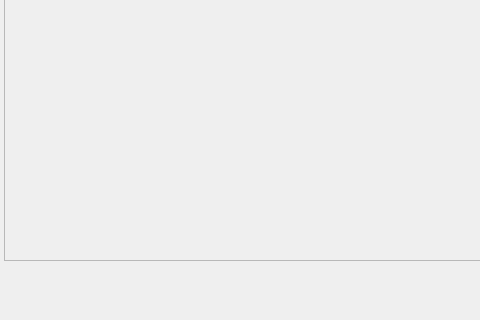
First picture: the form in microscope/ui/microscope.ui, repository usnistgov/microscope, before the edit; both pictures show x 0 to 480 and y 164 to 484 of the 709 by 484 pixel window.
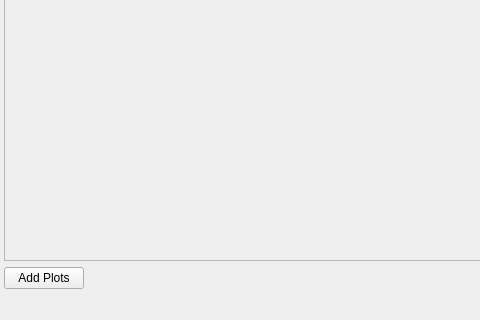
Second picture: the form after the edit.

Commit message: Enable adding/removing plots, up to a 2x2 grid

Patch:
```diff
--- a/microscope/ui/microscope.ui
+++ b/microscope/ui/microscope.ui
@@ -43,6 +43,13 @@
     </item>
     <item>
      <layout class="QHBoxLayout" name="horizontalLayout">
+      <item>
+       <widget class="QPushButton" name="addPlotsButton">
+        <property name="text">
+         <string>Add Plots</string>
+        </property>
+       </widget>
+      </item>
       <item>
        <spacer name="horizontalSpacer">
         <property name="orientation">
```
Left out of the diff: 19 changed lines with no effect on the pictures. The commit also changes 3 other files.
